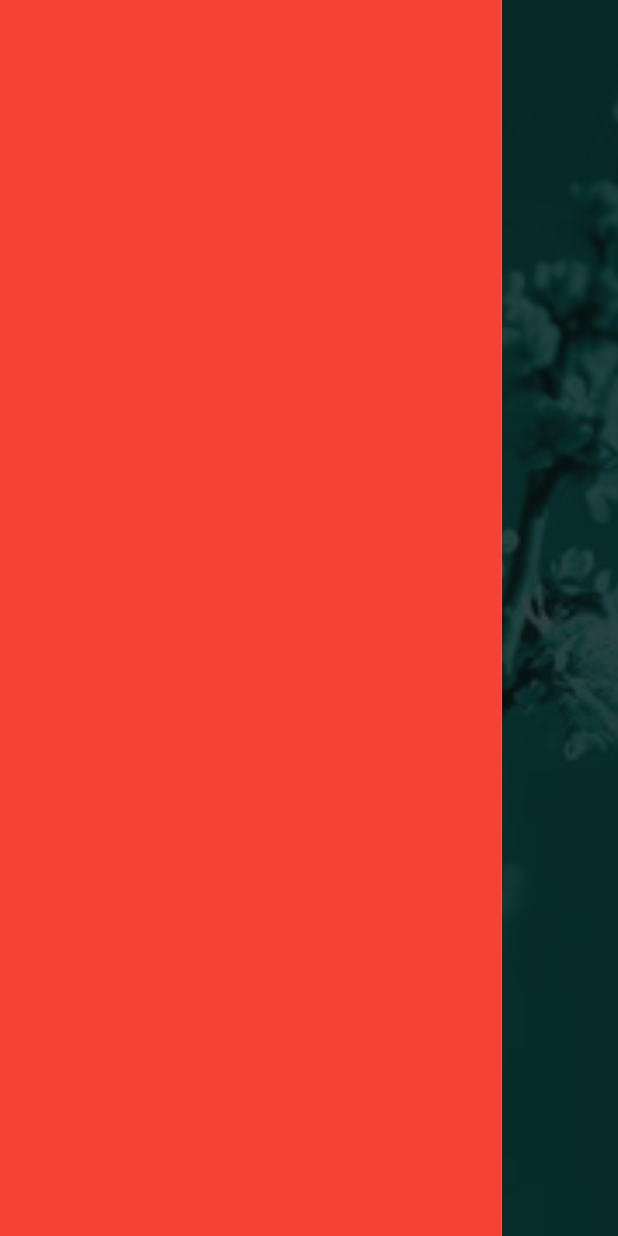
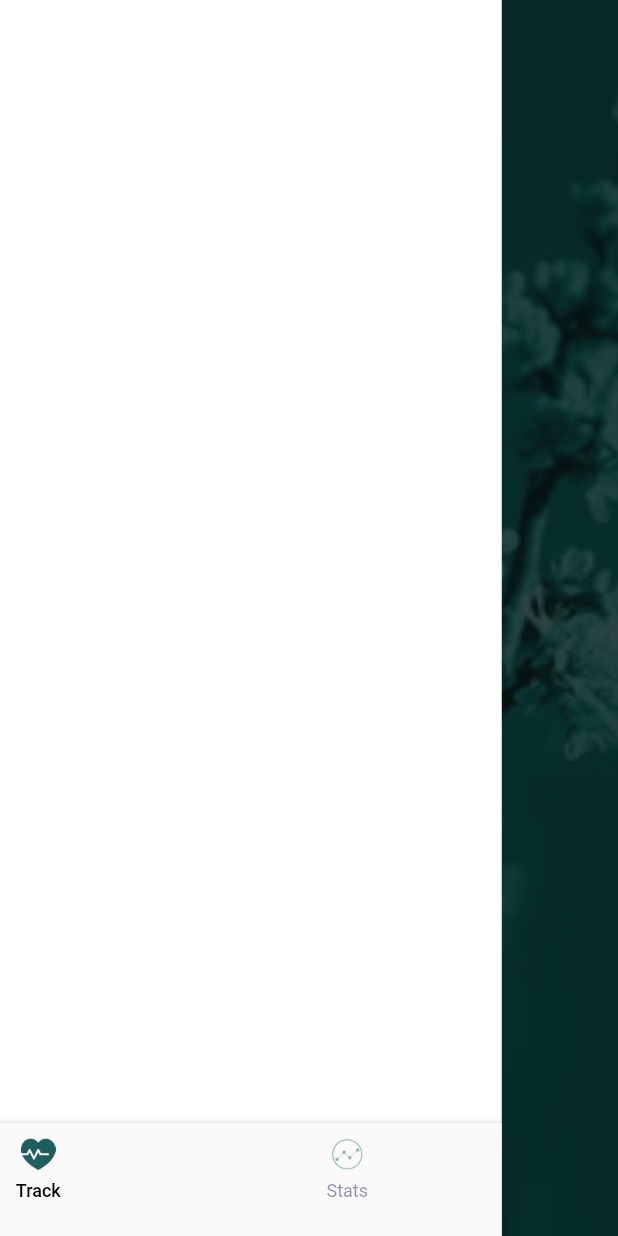
Before and after one commit to priscillaabhulimen/health_bit, a Flutter app: the screen it shows after launch, after a tap on "Start App", on a phone screen of 412 x 824 dp. Run offline on Flutter 3.47's test engine with Material 2 defaults, Android fonts, the light colour scheme and no system bars; drawn by our look-alikes of oktoast; our stand-ins replace another_flushbar, carousel_slider, equatable, flutter_dotenv, flutter_spinkit, get_it and 2 more; accounts and stored records are empty; Roboto replaces fonts that are missing (PlusJakartaDisplay).

Commit message:
Built main page

```diff
--- a/lib/ui/views/main_page/main_page.dart
+++ b/lib/ui/views/main_page/main_page.dart
@@ -1,24 +1,182 @@
-import 'package:flutter/cupertino.dart';
 import 'package:flutter/material.dart';
+import 'package:flutter/widgets.dart';
+import 'package:health_bit/core/providers/user_provider.dart';
+import 'package:health_bit/utils/health_bit_modal_helpers.dart';
 import 'package:health_bit/widgets/confirm_back_tap.dart';
+import 'package:provider/provider.dart';
 
 class MainPage extends StatefulWidget {
-  const MainPage({Key key}) : super(key: key);
+  final int index;
+
+  const MainPage({Key key, this.index = 0}) : super(key: key);
 
   @override
-  _MainPageState createState() => _MainPageState();
+  _MainPageState createState() => _MainPageState(index);
 }
 
 class _MainPageState extends State<MainPage> {
+  int index;
+  _MainPageState(this.index) : _currentIndex = index;
+  int _currentIndex;
+
+  void setStateIfMounted(f) {
+    if (mounted) setState(f);
+  }
+
+
   @override
   Widget build(BuildContext context) {
-    return Scaffold(
-      body: ConfirmBackTap(
-        message: 'Press back again to exit',
-        child: Container(
-          color: Colors.red,
-        ),
-      ),
+    final size = MediaQuery.of(context).size;
+    List<Widget> _children = [
+      Container(height: size.height,),
+      Container(height: size.height,),
+    ];
+    return Consumer<UserProvider>(
+      builder: (context, userProvider, _){
+        return Scaffold(
+          body: ConfirmBackTap(
+              message: 'Press back again to exit',
+              child: _children[_currentIndex]),
+          bottomNavigationBar: Container(
+            decoration: BoxDecoration(
+              border: Border(
+                top: BorderSide(
+                  color: Colors.white.withOpacity(.9),
+                  width: .5,
+                ),
+              ),
+              boxShadow: [
+                BoxShadow(
+                  color: Colors.black.withOpacity(.05),
+                  spreadRadius: 0,
+                  blurRadius: 0,
+                  offset: Offset(0, -1),
+                ),
+              ],
+            ),
+            child: BottomNavigationBar(
+              items: <BottomNavigationBarItem>[
+                BottomNavigationBarItem(
+                  icon: InActiveItem(icon: 'heart', title: 'Track', size: size),
+                  activeIcon:
+                  ActiveItem(icon: 'heart', title: 'Track', size: size),
+                  title: SizedBox(),
+                ),
+                BottomNavigationBarItem(
+                  icon: InActiveItem(icon: 'stats', title: 'Stats', size: size),
+                  activeIcon:
+                  ActiveItem(icon: 'stats', title: 'Stats', size: size),
+                  title: SizedBox(),
+                ),
+              ],
+              currentIndex: _currentIndex,
+              type: BottomNavigationBarType.fixed,
+              onTap: (int index){
+                setStateIfMounted(() {
+                  _currentIndex = index;
+                });
+              },
+            ),
+          ),
+          // ),
+        );
+      },
     );
   }
 }
+
+class InActiveItem extends StatelessWidget {
+  final String icon;
+  final String title;
+  final Size size;
+  final double iconSize;
+  final double textFontSize;
+
+  const InActiveItem({
+    Key key,
+    @required this.icon,
+    @required this.title,
+    @required this.size,
+    this.iconSize = 23,
+    this.textFontSize = 12,
+  }) : super(key: key);
+  @override
+  Widget build(BuildContext context) {
+    return Column(
+      mainAxisAlignment: MainAxisAlignment.center,
+      children: <Widget>[
+        Padding(
+          padding: const EdgeInsets.symmetric(vertical: 2.0),
+          child: Opacity(
+            opacity: .5,
+            child: Image.asset(
+              'assets/images/menu_icons/${icon}_inactive.png',
+              height: iconSize,
+            ),
+          ),
+        ),
+        title.isEmpty
+            ? SizedBox()
+            : Padding(
+          padding: const EdgeInsets.only(top: 4.0),
+          child: FittedBox(
+              fit: BoxFit.fitWidth,
+              child: Text(
+                title ?? ' ',
+                style: TextStyle(
+                    fontSize: textFontSize,
+                    color: Color(0xFF202046).withOpacity(.5),
+                    fontWeight: FontWeight.w400),
+              )),
+        )
+      ],
+    );
+  }
+}
+
+class ActiveItem extends StatelessWidget {
+  final String icon;
+  final String title;
+  final Size size;
+  final double iconSize;
+  final double textFontSize;
+
+  const ActiveItem(
+      {Key key,
+        @required this.icon,
+        @required this.title,
+        @required this.size,
+        this.iconSize = 23,
+        this.textFontSize = 12})
+      : super(key: key);
+  @override
+  Widget build(BuildContext context) {
+    return Column(
+      mainAxisAlignment: MainAxisAlignment.center,
+      children: <Widget>[
+        // Icon(icon, size: iconSize, color: Color(0xFF6B42DD)),
+        Padding(
+          padding: const EdgeInsets.symmetric(vertical: 2.0),
+          child: Image.asset(
+            'assets/images/menu_icons/${icon}_active.png',
+            height: iconSize,
+          ),
+        ),
+        title.isEmpty
+            ? SizedBox()
+            : Padding(
+          padding: const EdgeInsets.only(top: 4.0),
+          child: FittedBox(
+              fit: BoxFit.fitWidth,
+              child: Text(
+                title,
+                style: TextStyle(
+                    fontSize: textFontSize,
+                    color: Colors.black,
+                    fontWeight: FontWeight.w500),
+              )),
+        )
+      ],
+    );
+  }
+}
--- a/pubspec.yaml
+++ b/pubspec.yaml
@@ -75,6 +75,7 @@ flutter:
   # To add assets to your application, add an assets section, like this:
   assets:
     - assets/images/
+    - assets/images/menu_icons/
 
   # An image asset can refer to one or more resolution-specific "variants", see
   # https://flutter.dev/assets-and-images/#resolution-aware.
```
Also changed, not shown: assets/images/menu_icons/heart_active.png (added), assets/images/menu_icons/heart_inactive.png (added), assets/images/menu_icons/stats_active.png (added), assets/images/menu_icons/stats_inactive.png (added).
